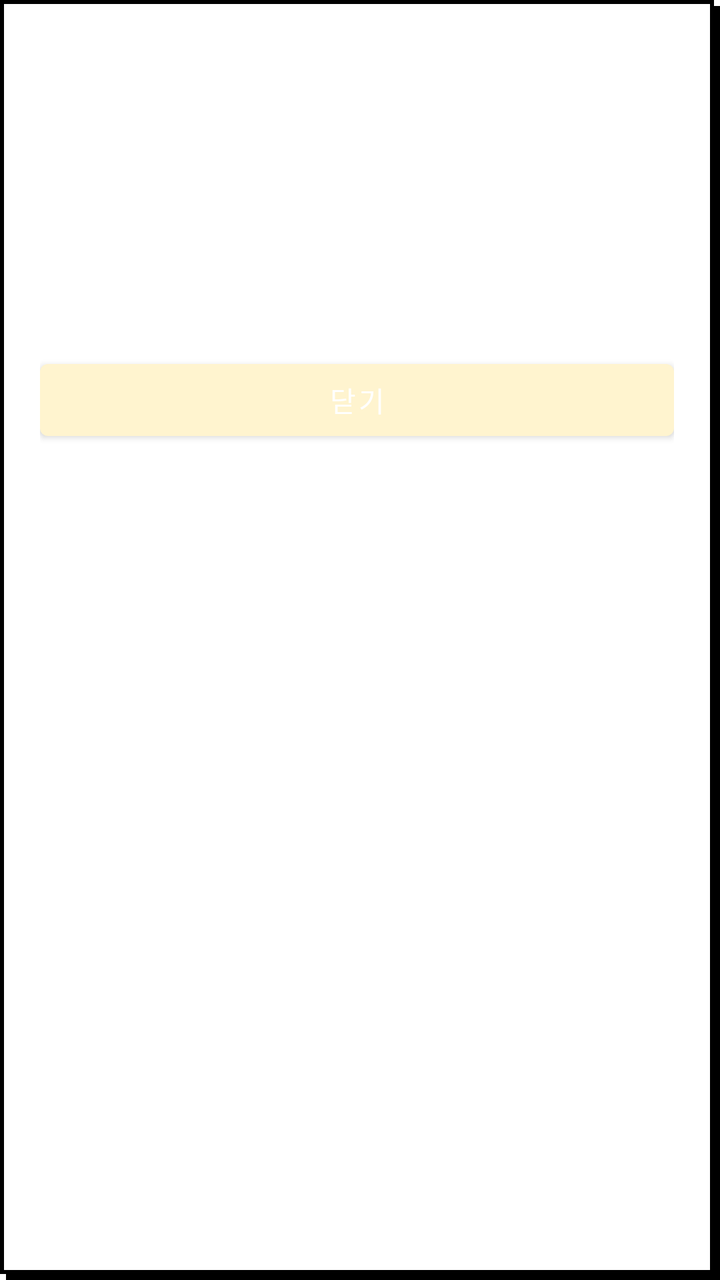
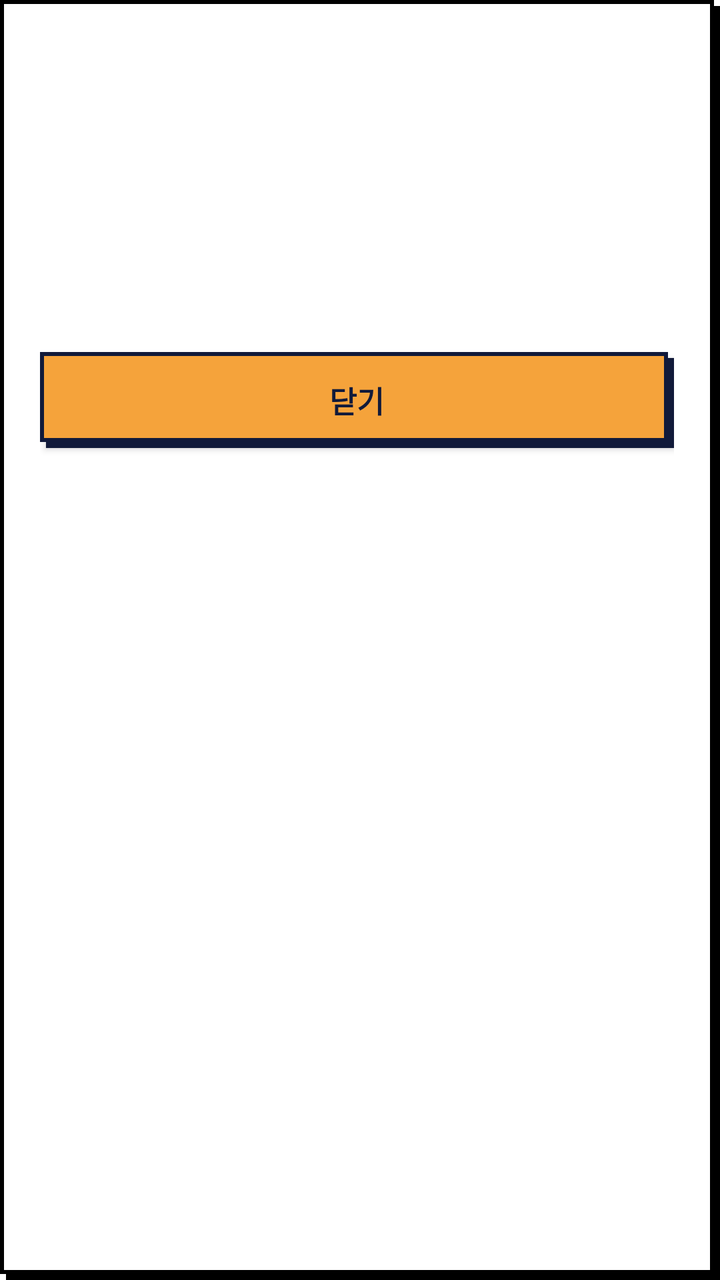

Screens rendered from an Android XML layout before and after an edit, with the pre-edit source and the edit as a unified diff.
<!-- AndroidManifest.xml: application theme Theme.Delibuddy -->
<!-- res/layout/dialog_profile.xml -->
<?xml version="1.0" encoding="utf-8"?>
<LinearLayout xmlns:android="http://schemas.android.com/apk/res/android"
    android:layout_width="match_parent"
    android:layout_height="wrap_content"
    android:background="@drawable/bg_pixel_box"
    android:orientation="vertical"
    android:paddingStart="20dp"
    android:paddingTop="20dp"
    android:paddingEnd="23dp"
    android:paddingBottom="23dp">

    <FrameLayout
        android:layout_width="match_parent"
        android:layout_height="wrap_content"
        android:minHeight="140dp">

        
        <LinearLayout
            android:id="@+id/layout_content"
            android:layout_width="match_parent"
            android:layout_height="wrap_content"
            android:orientation="vertical"
            android:visibility="gone">

            <LinearLayout
                android:layout_width="match_parent"
                android:layout_height="wrap_content"
                android:gravity="center_vertical"
                android:orientation="horizontal">

                
                <ImageView
                    android:id="@+id/image_profile"
                    android:layout_width="80dp"
                    android:layout_height="80dp"
                    android:background="@drawable/bg_pixel_box"
                    android:contentDescription="@string/mypage_profile_image_desc"
                    android:paddingStart="4dp"
                    android:paddingTop="4dp"
                    android:paddingEnd="7dp"
                    android:paddingBottom="7dp"
                    android:scaleType="centerCrop"
                    android:src="@drawable/mypage_icon" />

                <LinearLayout
                    android:layout_width="0dp"
                    android:layout_height="wrap_content"
                    android:layout_marginStart="16dp"
                    android:layout_weight="1"
                    android:orientation="vertical">

                    <TextView
                        android:id="@+id/text_nickname"
                        android:layout_width="match_parent"
                        android:layout_height="wrap_content"
                        android:textColor="#2B2D42"
                        android:textSize="20sp"
                        android:textStyle="bold" />

                    <TextView
                        android:id="@+id/text_mode"
                        android:layout_width="wrap_content"
                        android:layout_height="wrap_content"
                        android:layout_marginTop="6dp"
                        android:background="#2B2D42"
                        android:paddingHorizontal="8dp"
                        android:paddingVertical="3dp"
                        android:textColor="@android:color/white"
                        android:textSize="12sp" />
                </LinearLayout>
            </LinearLayout>

            <TextView
                android:id="@+id/text_bio"
                android:layout_width="match_parent"
                android:layout_height="wrap_content"
                android:layout_marginTop="16dp"
                android:textColor="#2B2D42"
                android:textSize="14sp" />

            <TextView
                android:id="@+id/text_manner"
                android:layout_width="match_parent"
                android:layout_height="wrap_content"
                android:layout_marginTop="12dp"
                android:textColor="#2B2D42"
                android:textSize="14sp"
                android:textStyle="bold" />
        </LinearLayout>

        
        <TextView
            android:id="@+id/text_message"
            android:layout_width="match_parent"
            android:layout_height="match_parent"
            android:gravity="center"
            android:textColor="#2B2D42"
            android:textSize="14sp"
            android:visibility="gone" />
    </FrameLayout>

    <Button
        android:id="@+id/button_close"
        android:layout_width="match_parent"
        android:layout_height="wrap_content"
        android:layout_marginTop="16dp"
        android:text="@string/profile_dialog_close" />
</LinearLayout>
<!-- resources referenced by this layout -->
<resources>
  <!-- drawable bg_pixel_box (drawable) -->
  <?xml version="1.0" encoding="utf-8"?>
  <layer-list xmlns:android="http://schemas.android.com/apk/res/android">
      
      <item
          android:left="@dimen/pixel_shadow"
          android:top="@dimen/pixel_shadow">
          <shape android:shape="rectangle">
              <solid android:color="@color/black" />
          </shape>
      </item>
      
      <item
          android:right="@dimen/pixel_shadow"
          android:bottom="@dimen/pixel_shadow">
          <shape android:shape="rectangle">
              <solid android:color="@color/white" />
              <stroke
                  android:width="@dimen/pixel_stroke"
                  android:color="@color/black" />
          </shape>
      </item>
  </layer-list>
  <!-- drawable mypage_icon: png bitmap (drawable, 428526 bytes) -->
  <string name="mypage_profile_image_desc">프로필 사진</string>
  <string name="profile_dialog_close">닫기</string>
  <style name="Theme.Delibuddy" parent="Theme.MaterialComponents.DayNight.NoActionBar">
          
          <item name="colorPrimary">@color/background</item>
          <item name="colorPrimaryVariant">@color/purple_700</item>
          <item name="colorOnPrimary">@color/white</item>
          
          <item name="colorSecondary">@color/teal_200</item>
          <item name="colorSecondaryVariant">@color/teal_700</item>
          <item name="colorOnSecondary">@color/black</item>
          
          <item name="android:statusBarColor">?attr/colorPrimaryVariant</item>
          
          <item name="fontFamily">@font/mulmaru</item>
      </style>
  <dimen name="pixel_shadow">3dp</dimen>
  <color name="black">#FF000000</color>
  <color name="white">#FFFFFFFF</color>
  <dimen name="pixel_stroke">2dp</dimen>
  <color name="background">#FFF4CF</color>
  <color name="purple_700">#FF3700B3</color>
  <color name="teal_200">#FF03DAC5</color>
  <color name="teal_700">#FF018786</color>
</resources>

<!-- the commit's change to res/layout/dialog_profile.xml (unified diff, before → after) -->
@@ -99,10 +99,16 @@
             android:visibility="gone" />
     </FrameLayout>
 
-    <Button
+    <androidx.appcompat.widget.AppCompatButton
         android:id="@+id/button_close"
         android:layout_width="match_parent"
         android:layout_height="wrap_content"
         android:layout_marginTop="16dp"
-        android:text="@string/profile_dialog_close" />
+        android:minHeight="48dp"
+        android:background="@drawable/bg_pixel_button"
+        android:theme="@style/GlobalAlertDialogTheme"
+        android:text="@string/profile_dialog_close"
+        android:textColor="@color/navy"
+        android:textSize="15sp"
+        android:textStyle="bold" />
 </LinearLayout>
<!-- resource entries referenced after the edit -->
@@ -1,5 +1,6 @@
 <!-- resources referenced by this layout -->
 <resources>
+  <color name="navy">#111A3A</color>
   <!-- drawable bg_pixel_box (drawable) -->
   <?xml version="1.0" encoding="utf-8"?>
   <layer-list xmlns:android="http://schemas.android.com/apk/res/android">
@@ -23,9 +24,33 @@
           </shape>
       </item>
   </layer-list>
+  <!-- drawable bg_pixel_button (drawable) -->
+  <?xml version="1.0" encoding="utf-8"?>
+  <layer-list xmlns:android="http://schemas.android.com/apk/res/android">
+      
+      <item android:top="@dimen/pixel_shadow" android:left="@dimen/pixel_shadow">
+          <shape android:shape="rectangle">
+              <solid android:color="@color/navy" />
+          </shape>
+      </item>
+      
+      <item
+          android:bottom="@dimen/pixel_shadow"
+          android:right="@dimen/pixel_shadow">
+          <shape android:shape="rectangle">
+              <solid android:color="?attr/globalAlertButtonFill" />
+              <stroke android:width="@dimen/pixel_stroke" android:color="@color/navy" />
+          </shape>
+      </item>
+  </layer-list>
   <!-- drawable mypage_icon: png bitmap (drawable, 428526 bytes) -->
   <string name="mypage_profile_image_desc">프로필 사진</string>
   <string name="profile_dialog_close">닫기</string>
+  <style name="GlobalAlertDialogTheme">
+          <item name="globalAlertIcon">@drawable/alert_question</item>
+          <item name="globalAlertButtonFill">@color/point_orange</item>
+          <item name="globalAlertConfirmTextColor">@color/navy</item>
+      </style>
   <style name="Theme.Delibuddy" parent="Theme.MaterialComponents.DayNight.NoActionBar">
           
           <item name="colorPrimary">@color/background</item>
@@ -44,6 +69,8 @@
   <color name="black">#FF000000</color>
   <color name="white">#FFFFFFFF</color>
   <dimen name="pixel_stroke">2dp</dimen>
+  <!-- drawable alert_question: png bitmap (drawable, 7850 bytes) -->
+  <color name="point_orange">#F5A33B</color>
   <color name="background">#FFF4CF</color>
   <color name="purple_700">#FF3700B3</color>
   <color name="teal_200">#FF03DAC5</color>
